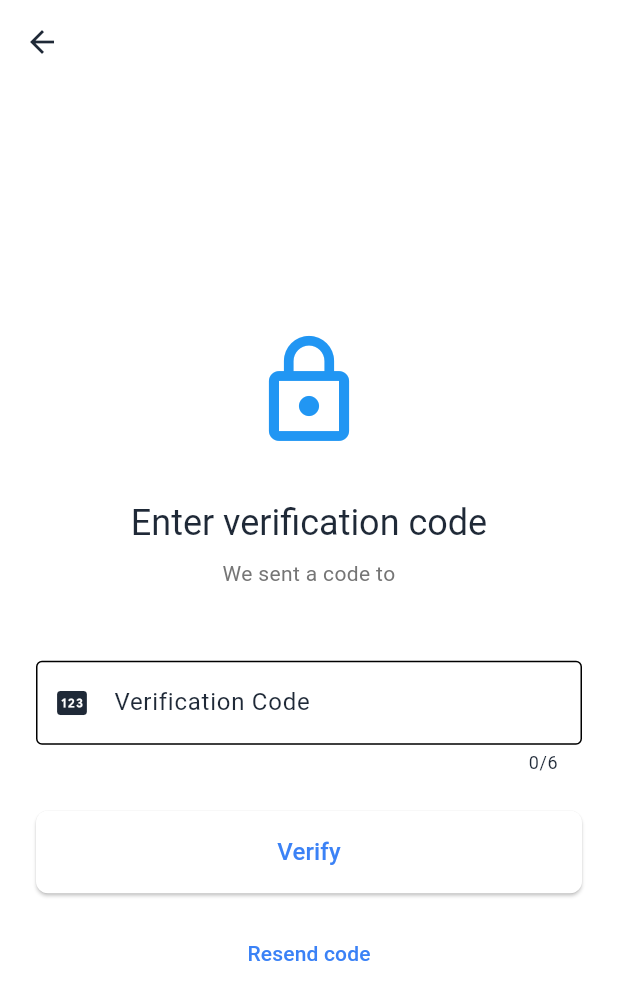
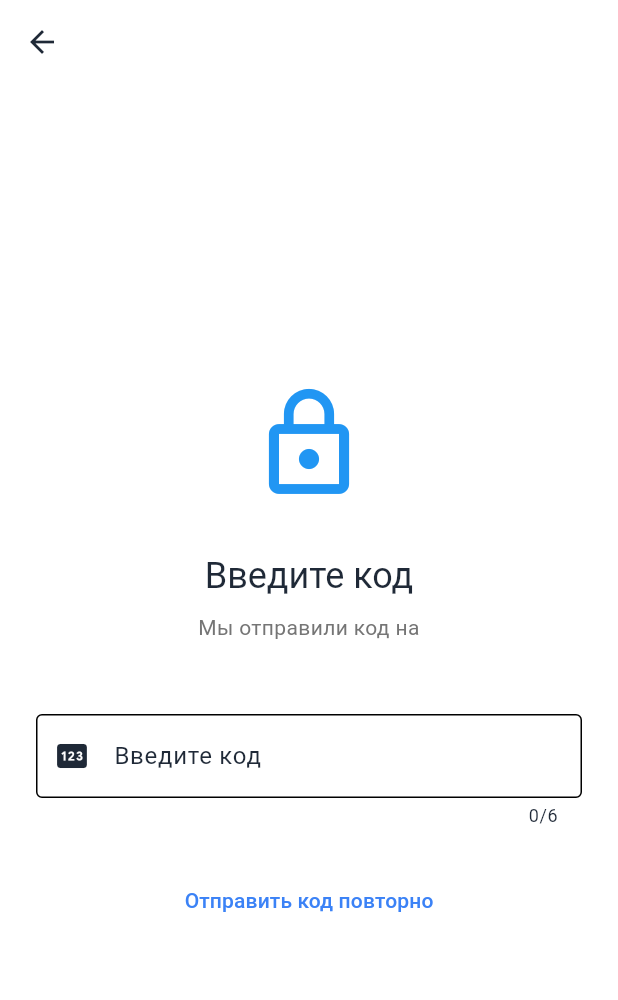
Before and after one commit to Cherkoz/flutter-app, a Flutter app: the VerificationScreen screen opened by its route, on a phone screen of 412 x 824 dp. Shown: the top 1000 px of the screen. Run offline on Flutter 3.47's test engine with Material 3 defaults, Android fonts, the phone set to English and light mode, and no system bars; our stand-ins replace go_router, mask_text_input_formatter.

Commit message:
feat: сразу вход после ввода

```diff
--- a/lib/screens/auth/verification_screen.dart
+++ b/lib/screens/auth/verification_screen.dart
@@ -18,9 +18,25 @@ class _VerificationScreenState extends State<VerificationScreen> {
   final _formKey = GlobalKey<FormState>();
 
   @override
+  void initState() {
+    super.initState();
+    _codeController.addListener(_onCodeChanged);
+  }
+
+  @override
   void dispose() {
+    _codeController.removeListener(_onCodeChanged);
     _codeController.dispose();
     super.dispose();
+  }
+
+  void _onCodeChanged() {
+    if (_codeController.text.length == 6) {
+      // Используем addPostFrameCallback чтобы избежать ошибок во время build
+      WidgetsBinding.instance.addPostFrameCallback((_) {
+        _submit();
+      });
+    }
   }
 
   void _submit() {
@@ -55,13 +71,13 @@ class _VerificationScreenState extends State<VerificationScreen> {
                 ),
                 const SizedBox(height: 32),
                 Text(
-                  'Enter verification code',
+                  'Введите код',
                   style: Theme.of(context).textTheme.headlineSmall,
                   textAlign: TextAlign.center,
                 ),
                 const SizedBox(height: 8),
                 Text(
-                  'We sent a code to ${widget.phoneNumber}',
+                  'Мы отправили код на ${widget.phoneNumber}',
                   style: Theme.of(context).textTheme.bodyMedium?.copyWith(
                         color: Colors.grey[600],
                       ),
@@ -73,7 +89,7 @@ class _VerificationScreenState extends State<VerificationScreen> {
                   keyboardType: TextInputType.number,
                   maxLength: 6,
                   decoration: const InputDecoration(
-                    labelText: 'Verification Code',
+                    labelText: 'Введите код',
                     hintText: '000000',
                     prefixIcon: Icon(Icons.pin),
                     border: OutlineInputBorder(),
@@ -90,33 +106,17 @@ class _VerificationScreenState extends State<VerificationScreen> {
                     }
                     return null;
                   },
-                  onFieldSubmitted: (_) => _submit(),
                 ),
                 const SizedBox(height: 24),
-                ElevatedButton(
-                  onPressed: _submit,
-                  style: ElevatedButton.styleFrom(
-                    padding: const EdgeInsets.symmetric(vertical: 16),
-                    shape: RoundedRectangleBorder(
-                      borderRadius: BorderRadius.circular(8),
-                    ),
-                  ),
-                  child: const Text(
-                    'Verify',
-                    style: TextStyle(fontSize: 16),
-                  ),
-                ),
-                const SizedBox(height: 16),
                 TextButton(
                   onPressed: () {
-                    // Resend code logic would go here
                     ScaffoldMessenger.of(context).showSnackBar(
                       const SnackBar(
-                        content: Text('Code resent'),
+                        content: Text('Код отправлен'),
                       ),
                     );
                   },
-                  child: const Text('Resend code'),
+                  child: const Text('Отправить код повторно'),
                 ),
               ],
             ),
```
